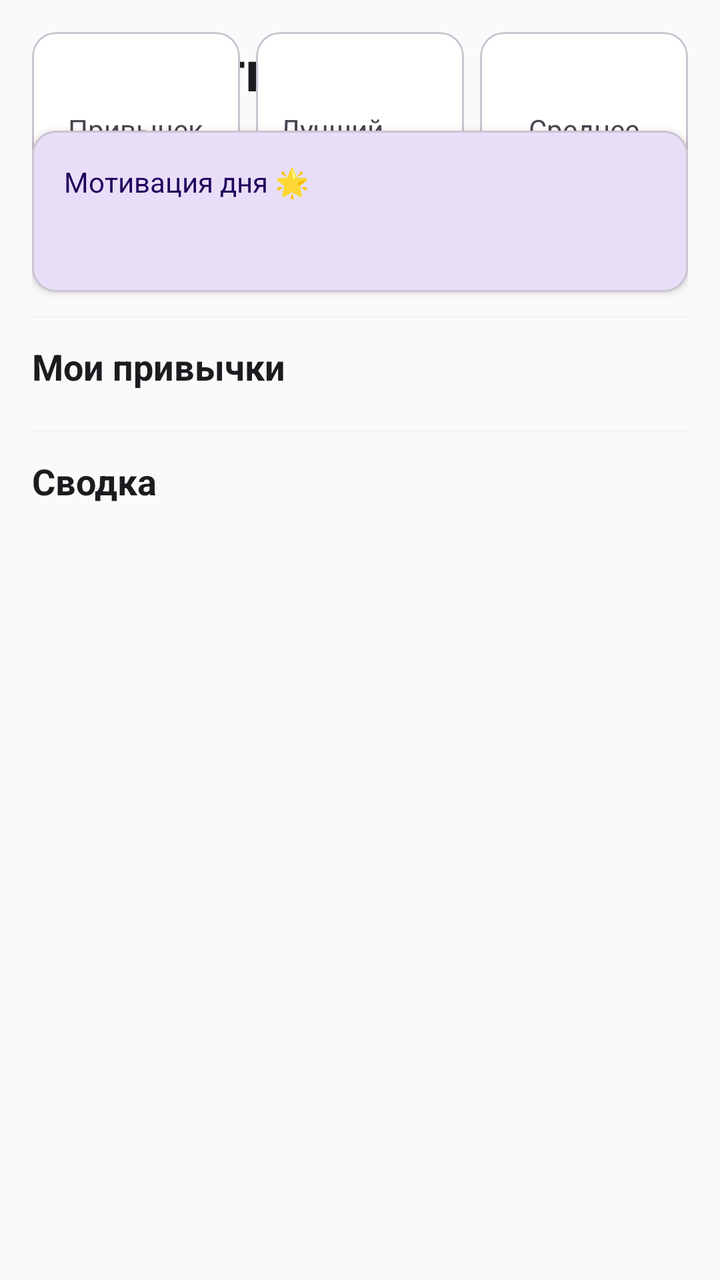
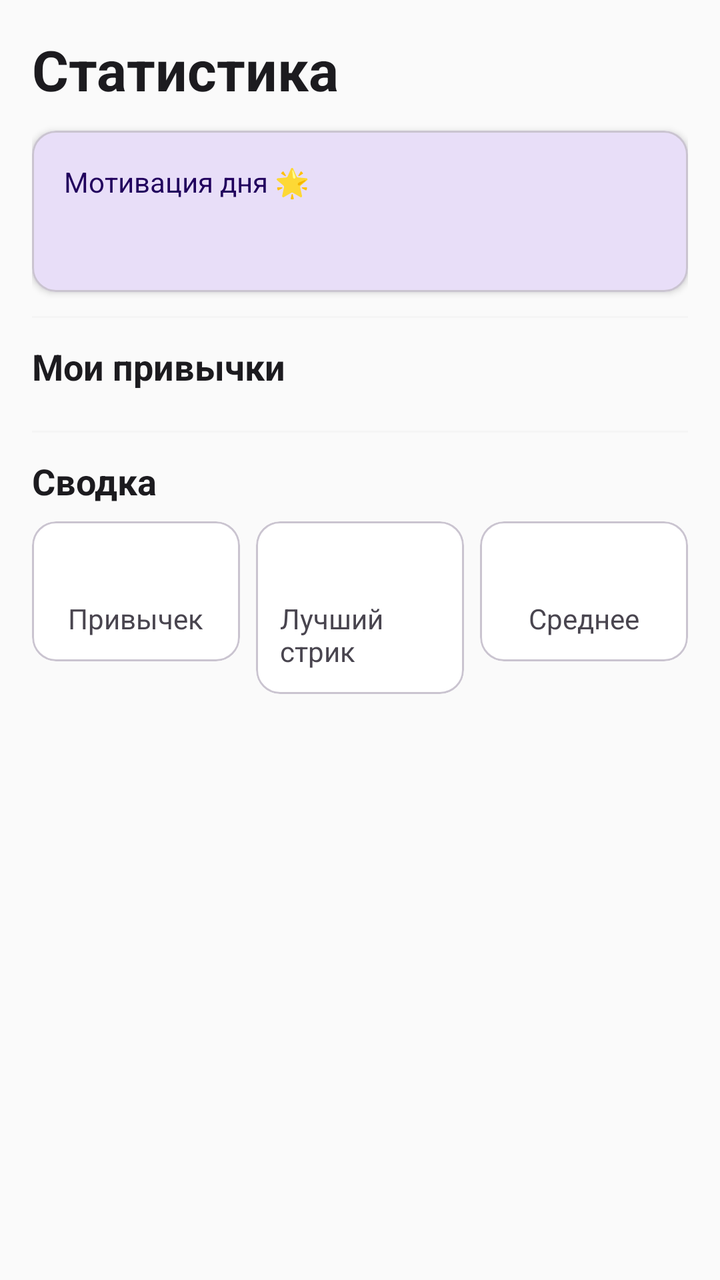

Compare the two renders of this Android layout. The source of the first and the diff that turns it into the second are given below.
<!-- AndroidManifest.xml: application theme Theme.MyApplication -->
<!-- res/layout/fragment_stats.xml -->
<?xml version="1.0" encoding="utf-8"?>
<ScrollView
    xmlns:android="http://schemas.android.com/apk/res/android"
    xmlns:app="http://schemas.android.com/apk/res-auto"
    android:layout_width="match_parent"
    android:layout_height="match_parent"
    android:background="@color/background">

    <androidx.constraintlayout.widget.ConstraintLayout
        android:layout_width="match_parent"
        android:layout_height="wrap_content"
        android:padding="@dimen/screen_padding">

        <TextView
            android:id="@+id/tv_stats_title"
            style="@style/TextStyle.ScreenTitle"
            android:layout_width="0dp"
            android:layout_height="wrap_content"
            android:text="@string/stats_title"
            app:layout_constraintTop_toTopOf="parent"
            app:layout_constraintStart_toStartOf="parent"
            app:layout_constraintEnd_toEndOf="parent" />

        
        <com.google.android.material.card.MaterialCardView
            android:id="@+id/card_motivation"
            style="@style/CardStyle.Primary"
            android:layout_width="0dp"
            android:layout_height="wrap_content"
            android:layout_marginTop="@dimen/spacing_md"
            app:layout_constraintTop_toBottomOf="@id/tv_stats_title"
            app:layout_constraintStart_toStartOf="parent"
            app:layout_constraintEnd_toEndOf="parent">

            <LinearLayout
                android:layout_width="match_parent"
                android:layout_height="wrap_content"
                android:orientation="vertical">

                <TextView
                    style="@style/TextStyle.Caption"
                    android:layout_width="wrap_content"
                    android:layout_height="wrap_content"
                    android:text="@string/stats_motivation"
                    android:textColor="@color/on_primary_container" />

                <ProgressBar
                    android:id="@+id/progress_quote"
                    android:layout_width="wrap_content"
                    android:layout_height="wrap_content"
                    android:layout_gravity="center"
                    android:layout_marginTop="@dimen/spacing_sm"
                    android:visibility="gone" />

                <TextView
                    android:id="@+id/tv_quote"
                    style="@style/TextStyle.Body"
                    android:layout_width="match_parent"
                    android:layout_height="wrap_content"
                    android:layout_marginTop="@dimen/spacing_sm"
                    android:textColor="@color/on_primary_container"
                    android:textStyle="bold" />

                <TextView
                    android:id="@+id/tv_quote_error"
                    style="@style/TextStyle.Body"
                    android:layout_width="match_parent"
                    android:layout_height="wrap_content"
                    android:layout_marginTop="@dimen/spacing_sm"
                    android:textColor="@color/error"
                    android:visibility="gone" />

                <com.google.android.material.button.MaterialButton
                    android:id="@+id/btn_retry"
                    style="@style/Widget.Material3.Button.TextButton"
                    android:layout_width="wrap_content"
                    android:layout_height="wrap_content"
                    android:text="@string/stats_retry"
                    android:visibility="gone" />
            </LinearLayout>
        </com.google.android.material.card.MaterialCardView>

        <View
            android:id="@+id/divider_stats1"
            android:layout_width="0dp"
            android:layout_height="1dp"
            android:background="@color/surface_variant"
            android:layout_marginTop="@dimen/spacing_md"
            app:layout_constraintTop_toBottomOf="@id/card_motivation"
            app:layout_constraintStart_toStartOf="parent"
            app:layout_constraintEnd_toEndOf="parent" />

        
        <TextView
            android:id="@+id/tv_my_habits"
            style="@style/TextStyle.SectionTitle"
            android:layout_width="0dp"
            android:layout_height="wrap_content"
            android:text="@string/stats_my_habits"
            android:layout_marginTop="@dimen/spacing_md"
            app:layout_constraintTop_toBottomOf="@id/divider_stats1"
            app:layout_constraintStart_toStartOf="parent"
            app:layout_constraintEnd_toEndOf="parent" />

        <androidx.recyclerview.widget.RecyclerView
            android:id="@+id/rv_habits"
            android:layout_width="0dp"
            android:layout_height="wrap_content"
            android:nestedScrollingEnabled="false"
            android:layout_marginTop="@dimen/spacing_sm"
            app:layout_constraintTop_toBottomOf="@id/tv_my_habits"
            app:layout_constraintStart_toStartOf="parent"
            app:layout_constraintEnd_toEndOf="parent" />

        <View
            android:id="@+id/divider_stats2"
            android:layout_width="0dp"
            android:layout_height="1dp"
            android:background="@color/surface_variant"
            android:layout_marginTop="@dimen/spacing_md"
            app:layout_constraintTop_toBottomOf="@id/rv_habits"
            app:layout_constraintStart_toStartOf="parent"
            app:layout_constraintEnd_toEndOf="parent" />

        
        <TextView
            android:id="@+id/tv_summary_label"
            style="@style/TextStyle.SectionTitle"
            android:layout_width="0dp"
            android:layout_height="wrap_content"
            android:text="@string/stats_summary"
            android:layout_marginTop="@dimen/spacing_md"
            app:layout_constraintTop_toBottomOf="@id/divider_stats2"
            app:layout_constraintStart_toStartOf="parent"
            app:layout_constraintEnd_toEndOf="parent" />

        
        <include
            android:id="@+id/summary_chips"
            layout="@layout/include_summary_chips"
            android:layout_width="0dp"
            android:layout_height="wrap_content"
            android:layout_marginTop="@dimen/spacing_sm"
            app:layout_constraintTop_toBottomOf="@id/tv_summary_label"
            app:layout_constraintStart_toStartOf="parent"
            app:layout_constraintEnd_toEndOf="parent"
            app:layout_constraintBottom_toBottomOf="parent" />

    </androidx.constraintlayout.widget.ConstraintLayout>
</ScrollView>
<!-- res/layout/include_summary_chips.xml (included above) -->
<?xml version="1.0" encoding="utf-8"?>
<merge xmlns:android="http://schemas.android.com/apk/res/android">

    <LinearLayout
        android:layout_width="match_parent"
        android:layout_height="wrap_content"
        android:orientation="horizontal"
        android:weightSum="3">

        <com.google.android.material.card.MaterialCardView
            android:layout_width="0dp"
            android:layout_height="wrap_content"
            android:layout_weight="1"
            android:layout_marginEnd="@dimen/spacing_xs"
            app:cardCornerRadius="@dimen/card_corner_radius"
            xmlns:app="http://schemas.android.com/apk/res-auto">

            <LinearLayout
                android:layout_width="match_parent"
                android:layout_height="wrap_content"
                android:orientation="vertical"
                android:gravity="center"
                android:padding="@dimen/spacing_md">

                <TextView
                    android:id="@+id/tv_chip_count_value"
                    style="@style/TextStyle.SummaryValue"
                    android:layout_width="wrap_content"
                    android:layout_height="wrap_content" />

                <TextView
                    style="@style/TextStyle.Caption"
                    android:layout_width="wrap_content"
                    android:layout_height="wrap_content"
                    android:text="@string/stats_habit_count" />
            </LinearLayout>
        </com.google.android.material.card.MaterialCardView>

        <com.google.android.material.card.MaterialCardView
            android:layout_width="0dp"
            android:layout_height="wrap_content"
            android:layout_weight="1"
            android:layout_marginStart="@dimen/spacing_xs"
            android:layout_marginEnd="@dimen/spacing_xs"
            app:cardCornerRadius="@dimen/card_corner_radius"
            xmlns:app="http://schemas.android.com/apk/res-auto">

            <LinearLayout
                android:layout_width="match_parent"
                android:layout_height="wrap_content"
                android:orientation="vertical"
                android:gravity="center"
                android:padding="@dimen/spacing_md">

                <TextView
                    android:id="@+id/tv_chip_streak_value"
                    style="@style/TextStyle.SummaryValue"
                    android:layout_width="wrap_content"
                    android:layout_height="wrap_content" />

                <TextView
                    style="@style/TextStyle.Caption"
                    android:layout_width="wrap_content"
                    android:layout_height="wrap_content"
                    android:text="@string/stats_best_streak" />
            </LinearLayout>
        </com.google.android.material.card.MaterialCardView>

        <com.google.android.material.card.MaterialCardView
            android:layout_width="0dp"
            android:layout_height="wrap_content"
            android:layout_weight="1"
            android:layout_marginStart="@dimen/spacing_xs"
            app:cardCornerRadius="@dimen/card_corner_radius"
            xmlns:app="http://schemas.android.com/apk/res-auto">

            <LinearLayout
                android:layout_width="match_parent"
                android:layout_height="wrap_content"
                android:orientation="vertical"
                android:gravity="center"
                android:padding="@dimen/spacing_md">

                <TextView
                    android:id="@+id/tv_chip_avg_value"
                    style="@style/TextStyle.SummaryValue"
                    android:layout_width="wrap_content"
                    android:layout_height="wrap_content" />

                <TextView
                    style="@style/TextStyle.Caption"
                    android:layout_width="wrap_content"
                    android:layout_height="wrap_content"
                    android:text="@string/stats_average" />
            </LinearLayout>
        </com.google.android.material.card.MaterialCardView>
    </LinearLayout>
</merge>
<!-- resources referenced by this layout -->
<resources>
  <color name="background">#FFFAFAFA</color>
  <color name="error">#FFB3261E</color>
  <color name="on_primary_container">#FF21005D</color>
  <color name="surface_variant">#FFF5F5F5</color>
  <dimen name="card_corner_radius">12dp</dimen>
  <dimen name="screen_padding">16dp</dimen>
  <dimen name="spacing_md">12dp</dimen>
  <dimen name="spacing_sm">8dp</dimen>
  <dimen name="spacing_xs">4dp</dimen>
  <string name="stats_average">Среднее</string>
  <string name="stats_best_streak">Лучший стрик</string>
  <string name="stats_habit_count">Привычек</string>
  <string name="stats_motivation">Мотивация дня 🌟</string>
  <string name="stats_my_habits">Мои привычки</string>
  <string name="stats_retry">Повторить</string>
  <string name="stats_summary">Сводка</string>
  <string name="stats_title">Статистика</string>
  <style name="CardStyle.Primary">
          <item name="cardBackgroundColor">@color/primary_container</item>
          <item name="cardCornerRadius">@dimen/card_corner_radius</item>
          <item name="cardElevation">@dimen/card_elevation</item>
          <item name="contentPadding">@dimen/card_padding</item>
      </style>
  <style name="TextStyle.Body">
          <item name="android:textSize">@dimen/text_body</item>
          <item name="android:textColor">@color/on_surface</item>
      </style>
  <style name="TextStyle.Caption">
          <item name="android:textSize">@dimen/text_body_small</item>
          <item name="android:textColor">@color/on_surface_variant</item>
      </style>
  <style name="TextStyle.ScreenTitle">
          <item name="android:textSize">@dimen/text_title</item>
          <item name="android:textStyle">bold</item>
          <item name="android:textColor">@color/on_background</item>
      </style>
  <style name="TextStyle.SectionTitle">
          <item name="android:textSize">@dimen/text_subheading</item>
          <item name="android:textStyle">bold</item>
          <item name="android:textColor">@color/on_background</item>
      </style>
  <style name="TextStyle.SummaryValue">
          <item name="android:textSize">@dimen/text_summary_value</item>
          <item name="android:textStyle">bold</item>
          <item name="android:textColor">@color/primary</item>
          <item name="android:gravity">center</item>
      </style>
  <style name="Theme.MyApplication" parent="Theme.Material3.DayNight.NoActionBar">
          <item name="colorPrimary">@color/primary</item>
          <item name="colorPrimaryVariant">@color/primary_variant</item>
          <item name="colorOnPrimary">@color/on_primary</item>
          <item name="colorSecondary">@color/secondary</item>
          <item name="colorSecondaryVariant">@color/secondary_variant</item>
          <item name="colorOnSecondary">@color/on_secondary</item>
          <item name="colorError">@color/error</item>
          <item name="colorOnError">@color/on_error</item>
          <item name="android:colorBackground">@color/background</item>
          <item name="colorSurface">@color/surface</item>
          <item name="colorOnSurface">@color/on_surface</item>
      </style>
  <color name="primary_container">#FFE8DEF8</color>
  <dimen name="card_elevation">2dp</dimen>
  <dimen name="card_padding">16dp</dimen>
  <dimen name="text_body">16sp</dimen>
  <color name="on_surface">#FF1C1B1F</color>
  <dimen name="text_body_small">14sp</dimen>
  <color name="on_surface_variant">#FF49454F</color>
  <dimen name="text_title">28sp</dimen>
  <color name="on_background">#FF1C1B1F</color>
  <dimen name="text_subheading">18sp</dimen>
  <dimen name="text_summary_value">20sp</dimen>
  <color name="primary">#FF6200EE</color>
  <color name="primary_variant">#FF3700B3</color>
  <color name="on_primary">#FFFFFFFF</color>
  <color name="secondary">#FF03DAC6</color>
  <color name="secondary_variant">#FF018786</color>
  <color name="on_secondary">#FF000000</color>
  <color name="on_error">#FFFFFFFF</color>
  <color name="surface">#FFFFFFFF</color>
</resources>

<!-- the commit's change to res/layout/fragment_stats.xml (unified diff, before → after) -->
@@ -134,7 +134,6 @@
             app:layout_constraintStart_toStartOf="parent"
             app:layout_constraintEnd_toEndOf="parent" />
 
-        
         <include
             android:id="@+id/summary_chips"
             layout="@layout/include_summary_chips"
@@ -150,21 +149,20 @@
 </ScrollView>
 <!-- res/layout/include_summary_chips.xml (included above) -->
 <?xml version="1.0" encoding="utf-8"?>
-<merge xmlns:android="http://schemas.android.com/apk/res/android">
-
-    <LinearLayout
-        android:layout_width="match_parent"
-        android:layout_height="wrap_content"
-        android:orientation="horizontal"
-        android:weightSum="3">
+<LinearLayout
+    xmlns:android="http://schemas.android.com/apk/res/android"
+    xmlns:app="http://schemas.android.com/apk/res-auto"
+    android:layout_width="match_parent"
+    android:layout_height="wrap_content"
+    android:orientation="horizontal"
+    android:weightSum="3">
 
         <com.google.android.material.card.MaterialCardView
             android:layout_width="0dp"
             android:layout_height="wrap_content"
             android:layout_weight="1"
             android:layout_marginEnd="@dimen/spacing_xs"
-            app:cardCornerRadius="@dimen/card_corner_radius"
-            xmlns:app="http://schemas.android.com/apk/res-auto">
+            app:cardCornerRadius="@dimen/card_corner_radius">
 
             <LinearLayout
                 android:layout_width="match_parent"
@@ -193,8 +191,7 @@
             android:layout_weight="1"
             android:layout_marginStart="@dimen/spacing_xs"
             android:layout_marginEnd="@dimen/spacing_xs"
-            app:cardCornerRadius="@dimen/card_corner_radius"
-            xmlns:app="http://schemas.android.com/apk/res-auto">
+            app:cardCornerRadius="@dimen/card_corner_radius">
 
             <LinearLayout
                 android:layout_width="match_parent"
@@ -222,8 +219,7 @@
             android:layout_height="wrap_content"
             android:layout_weight="1"
             android:layout_marginStart="@dimen/spacing_xs"
-            app:cardCornerRadius="@dimen/card_corner_radius"
-            xmlns:app="http://schemas.android.com/apk/res-auto">
+            app:cardCornerRadius="@dimen/card_corner_radius">
 
             <LinearLayout
                 android:layout_width="match_parent"
@@ -245,5 +241,4 @@
                     android:text="@string/stats_average" />
             </LinearLayout>
         </com.google.android.material.card.MaterialCardView>
-    </LinearLayout>
-</merge>
+</LinearLayout>
